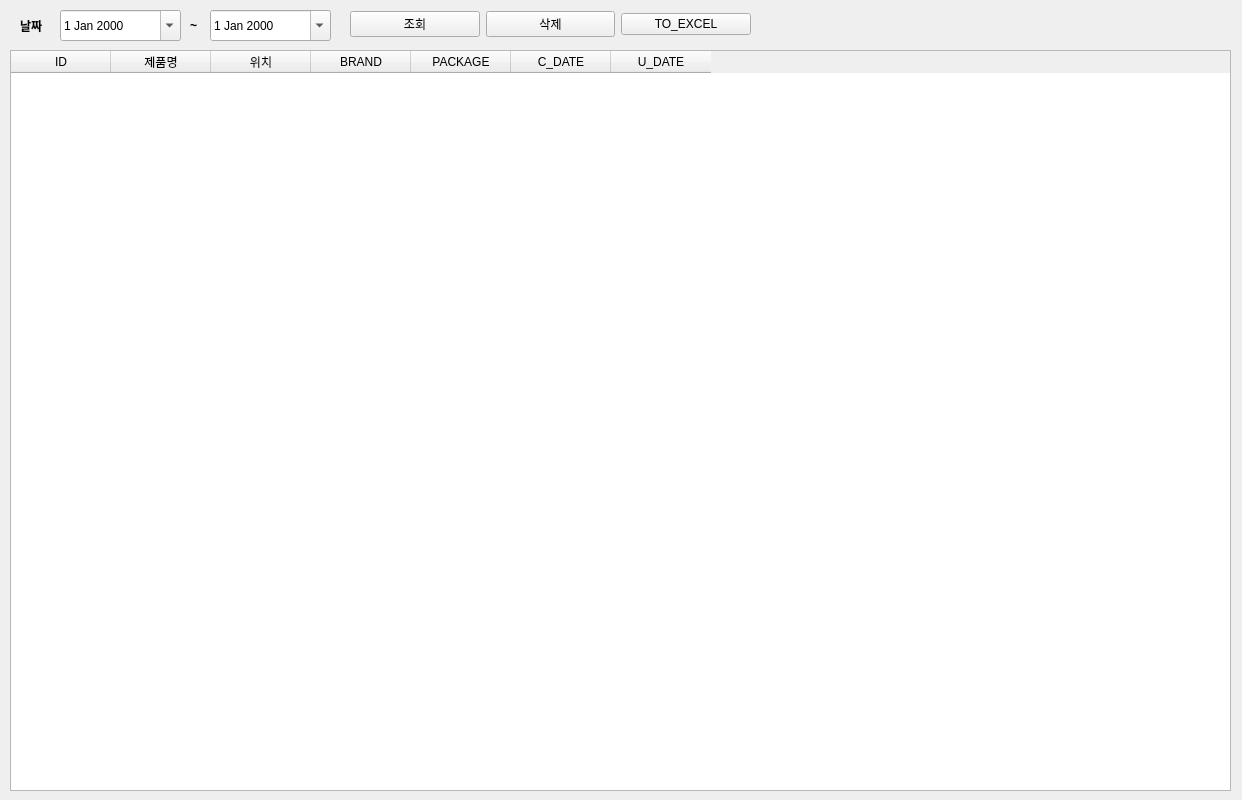
The window that windows/toexcel_location.ui (RaineyLee/Make_ERP) describes before a commit, drawn with Qt 5.
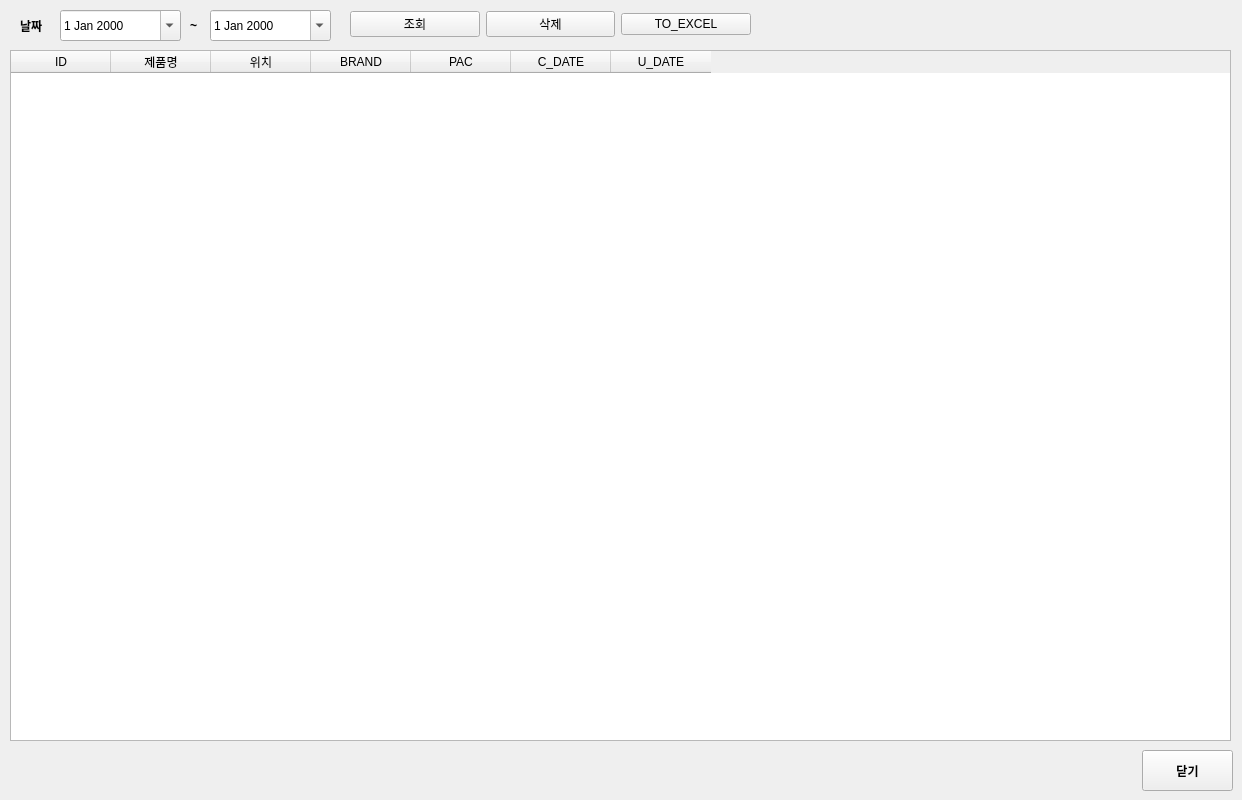
The same window after the commit.

Patch:
```diff
--- a/windows/toexcel_location.ui
+++ b/windows/toexcel_location.ui
@@ -19,7 +19,7 @@
      <x>10</x>
      <y>50</y>
      <width>1221</width>
-     <height>741</height>
+     <height>691</height>
     </rect>
    </property>
    <column>
@@ -44,7 +44,7 @@
    </column>
    <column>
     <property name="text">
-     <string>PACKAGE</string>
+     <string>PAC</string>
     </property>
    </column>
    <column>
@@ -159,6 +159,26 @@
     <bool>true</bool>
    </property>
   </widget>
+  <widget class="QPushButton" name="btn_close">
+   <property name="geometry">
+    <rect>
+     <x>1142</x>
+     <y>750</y>
+     <width>91</width>
+     <height>41</height>
+    </rect>
+   </property>
+   <property name="font">
+    <font>
+     <family>Arial</family>
+     <weight>75</weight>
+     <bold>true</bold>
+    </font>
+   </property>
+   <property name="text">
+    <string>닫기</string>
+   </property>
+  </widget>
  </widget>
  <resources/>
  <connections/>
```
Left out of the diff: 3 changed lines with no effect on the pictures.
